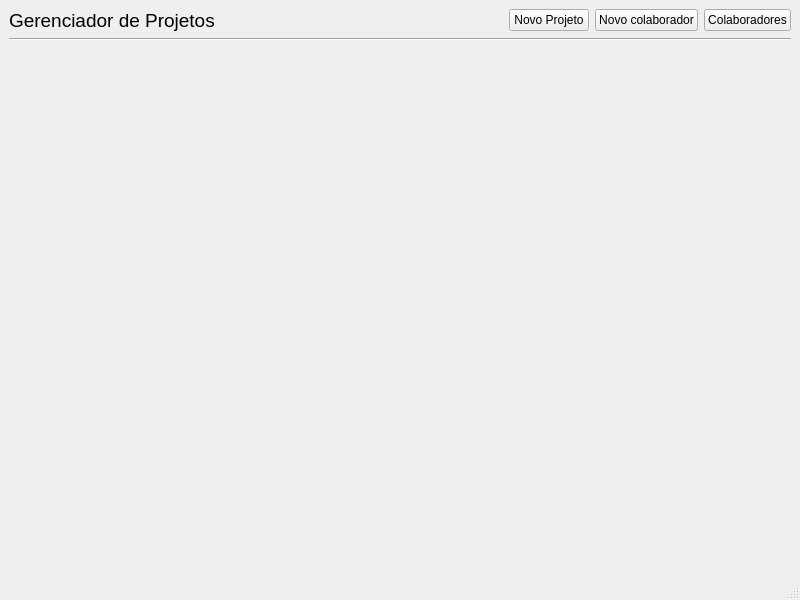
This is view/main_window.ui in Gusrrocha/Gerenciador-de-projetos as Qt 5 draws it before an edit. The edited form follows.
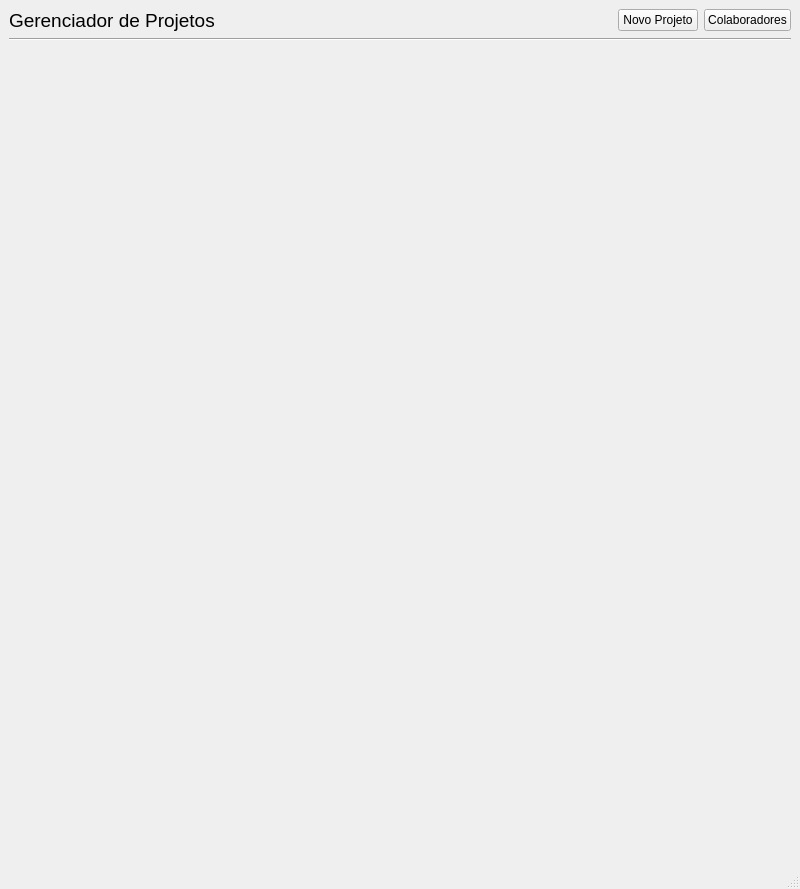
This is the edited form.

The edit to the form file:
```diff
--- a/view/main_window.ui
+++ b/view/main_window.ui
@@ -7,7 +7,7 @@
     <x>0</x>
     <y>0</y>
     <width>800</width>
-    <height>600</height>
+    <height>889</height>
    </rect>
   </property>
   <property name="windowTitle">
@@ -50,13 +50,6 @@
         </property>
        </widget>
       </item>
-      <item>
-       <widget class="QPushButton" name="novo_colab_btn">
-        <property name="text">
-         <string>Novo colaborador</string>
-        </property>
-       </widget>
-      </item>
       <item>
        <widget class="QPushButton" name="colab_btn">
         <property name="text">
```
